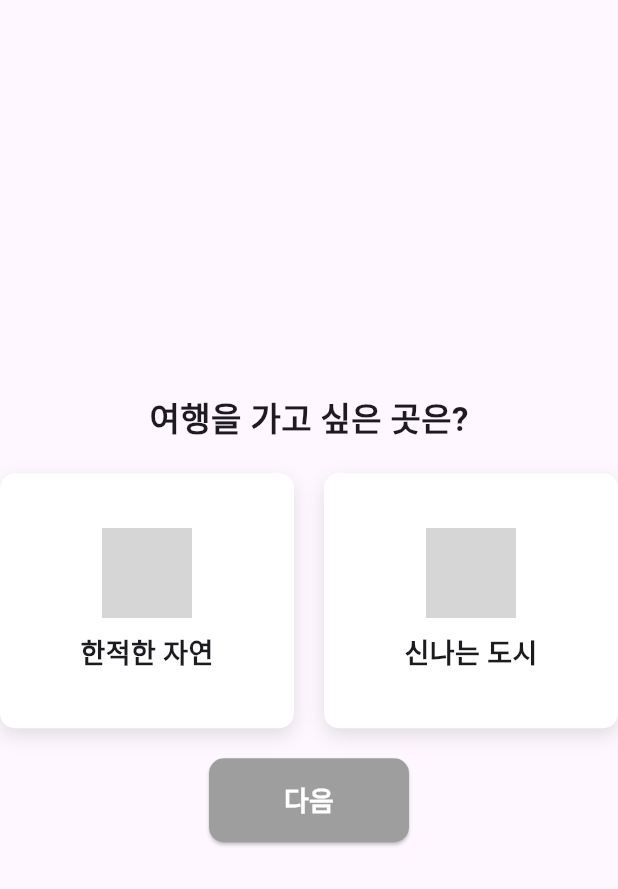
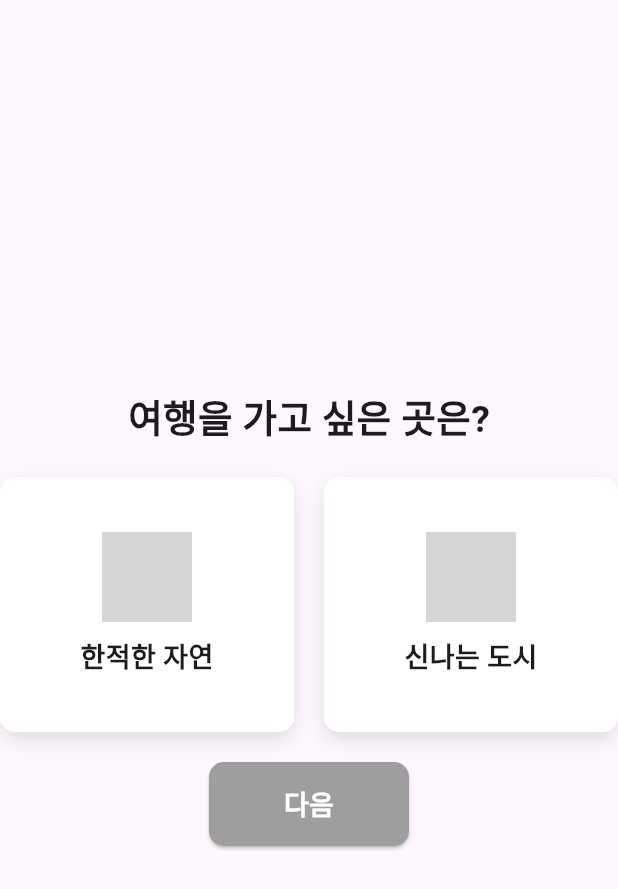
Before and after one commit to Trait-Compass/TC-frontend, a Flutter app: the TravelPreferencePage widget shown alone on an empty page, opened directly with empty values, on a phone screen of 412 x 824 dp. Shown: the top 889 px of the screen. Run offline on Flutter 3.47's test engine with Material 3 defaults, Android fonts, the phone set to English and light mode, and no system bars; missing offline and left inert: kakao_flutter_sdk_common, kakao_flutter_sdk_user; network calls fail; Roboto replaces fonts that are missing (Pretendard); grey boxes are pictures that could not be loaded.

Commit message:
feat : 폰트 크기 변경

```diff
--- a/lib/components/mbtitest/1question.dart
+++ b/lib/components/mbtitest/1question.dart
@@ -17,7 +17,7 @@ class TravelPreferencePage extends StatelessWidget {
         Text(
           '여행을 가고 싶은 곳은?',
           style: TextStyle(
-            fontSize: 22,
+            fontSize: 25,
             fontWeight: FontWeight.bold,
           ),
         ),
--- a/lib/main.dart
+++ b/lib/main.dart
@@ -2,7 +2,7 @@ import 'package:flutter/material.dart';
 import 'components/basic_frame_page.dart'; // 기본 프레임 페이지 파일을 import
 import 'package:kakao_flutter_sdk_common/kakao_flutter_sdk_common.dart';
 import '../components/mbti_selection_page.dart';
-import '../services/webview.dart';
+// import '../services/webview.dart';
 
 void main() async {
   // Flutter 앱의 runApp() 호출 전 초기화를 위해서 필요한 메서드 호출
```
